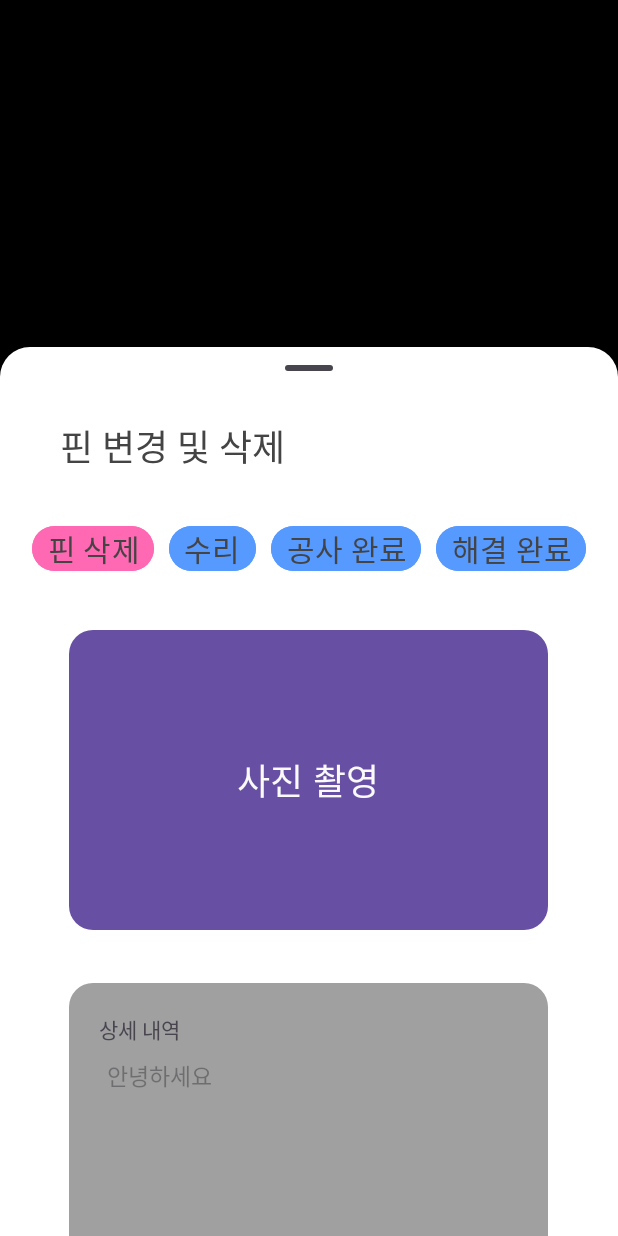
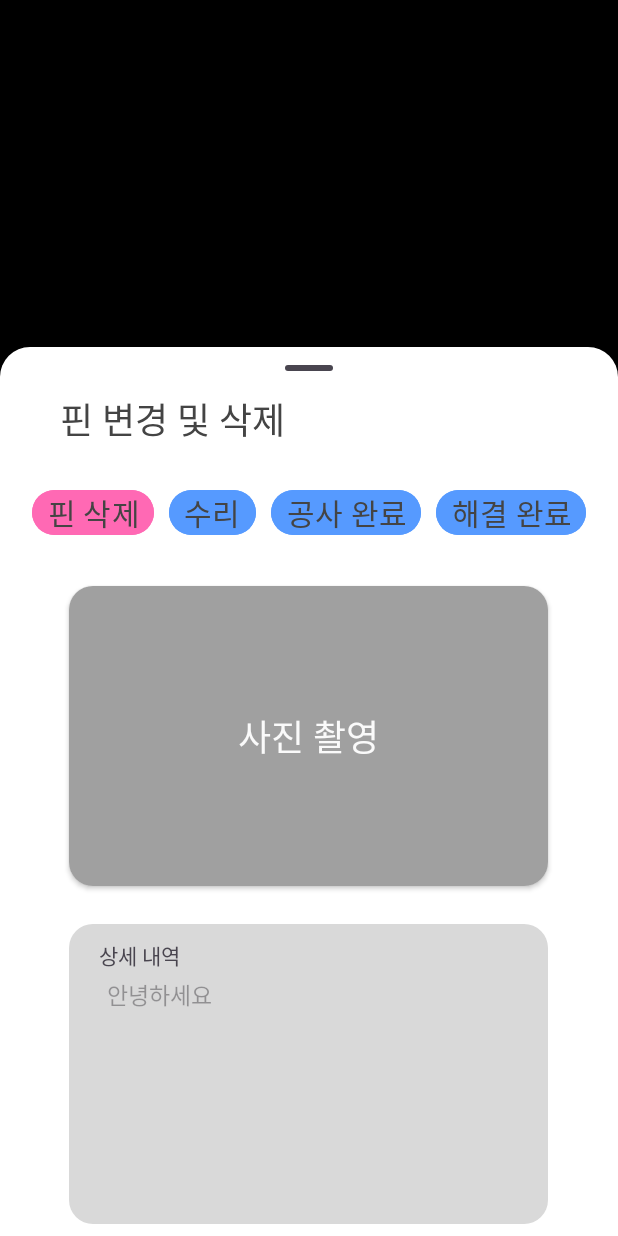
Before and after one commit to TeamFixxu/MyApplication, an Android app: the pin_inflater screen opened directly, with no data from a screen before it, on a phone screen of 412 x 824 dp. Run offline under Robolectric (Android 15) with nearby library versions, the phone set to English and light mode, and no system bars.

Commit message:
Revert "Second commit after modification"
This reverts commit 7dd3ada8

```diff
--- a/app/src/main/java/com/example/myapplication/MainActivity.java
+++ b/app/src/main/java/com/example/myapplication/MainActivity.java
@@ -8,17 +8,13 @@ import androidx.core.graphics.Insets;
 import androidx.core.view.ViewCompat;
 import androidx.core.view.WindowInsetsCompat;
 
+import com.example.myapplication.databinding.ActivityPinInflaterBinding;
+
 public class MainActivity extends AppCompatActivity {
 
     @Override
     protected void onCreate(Bundle savedInstanceState) {
         super.onCreate(savedInstanceState);
-        EdgeToEdge.enable(this);
-        setContentView(R.layout.activity_main);
-        ViewCompat.setOnApplyWindowInsetsListener(findViewById(R.id.main), (v, insets) -> {
-            Insets systemBars = insets.getInsets(WindowInsetsCompat.Type.systemBars());
-            v.setPadding(systemBars.left, systemBars.top, systemBars.right, systemBars.bottom);
-            return insets;
-        });
+
     }
 }
--- a/app/src/main/res/drawable/round_button.xml
+++ b/app/src/main/res/drawable/round_button.xml
@@ -1,5 +1,5 @@
 <?xml version="1.0" encoding="utf-8"?>
 <shape xmlns:android="http://schemas.android.com/apk/res/android">
-    <solid android:color="#A0A0A0" /> <!-- 배경색 지정 -->
+    <solid android:color="#D9D9D9" /> <!-- 배경색 지정 -->
     <corners android:radius="16dp" /> <!-- 둥근 모서리 설정 -->
 </shape>
--- a/app/src/main/res/layout/activity_pin_inflater.xml
+++ b/app/src/main/res/layout/activity_pin_inflater.xml
@@ -10,28 +10,32 @@
     <LinearLayout
         android:id="@+id/bottom_sheet"
         android:layout_width="match_parent"
-        android:layout_height="wrap_content"
+        android:layout_height="match_parent"
         android:orientation="vertical"
         android:background="@drawable/round_backgruond"
         app:layout_behavior="com.google.android.material.bottomsheet.BottomSheetBehavior"
-        app:behavior_hideable="true">
+        app:behavior_hideable="false">
 
         <!-- 드래그 핸들 -->
+        <FrameLayout
+            android:layout_width="match_parent"
+            android:layout_height="wrap_content">
             <com.google.android.material.bottomsheet.BottomSheetDragHandleView
                 android:id="@+id/drag_handle_info"
                 android:layout_width="match_parent"
-            android:layout_height="wrap_content"/>
+                android:layout_height="wrap_content" />
 
             <TextView
                 android:layout_width="wrap_content"
                 android:layout_height="wrap_content"
                 android:layout_marginLeft="40dp"
+                android:layout_marginTop="30dp"
                 android:text="핀 변경 및 삭제"
                 android:textSize="24sp"
                 android:textColor="#444444"
                 android:lineHeight="28.64dp"
                 android:fontFamily="@font/pretendard_extrabold"/>
-
+        </FrameLayout>
         <!-- 버튼 레이아웃 -->
         <LinearLayout
             android:id="@+id/linear_layout"
@@ -39,7 +43,7 @@
             android:layout_height="wrap_content"
             android:orientation="horizontal"
             android:layout_gravity="center_horizontal"
-            android:layout_marginTop="31dp">
+            android:layout_marginTop="25dp">
             <!-- 버튼들 -->
 
             <!-- 버튼들 -->
@@ -104,12 +108,12 @@
         <!-- 상세 내용 -->
         <Button
             android:id="@+id/image"
+            style="@style/CustomButtonStyle"
             android:layout_width="319dp"
             android:layout_height="200dp"
             android:layout_gravity="center_horizontal"
-            android:layout_marginTop="35dp"
+            android:layout_marginTop="30dp"
             android:background="@drawable/round_button"
-            android:backgroundTint="#2B2D30"
             android:fontFamily="@font/pretendard_extrabold"
             android:text="사진 촬영"
             android:textColor="#FAFAFA"
@@ -127,9 +131,9 @@
                 android:layout_width="319dp"
                 android:layout_height="200dp"
                 android:layout_gravity="center_horizontal"
-                android:layout_marginTop="35dp"
+                android:layout_marginTop="25dp"
                 android:paddingLeft="25dp"
-                android:paddingTop="50dp"
+                android:paddingTop="35dp"
                 android:background="@drawable/round_button"
                 android:fontFamily="@font/pretendard_medium"
                 android:textSize="15sp"/>
@@ -139,7 +143,7 @@
                 android:layout_width="wrap_content"
                 android:layout_height="wrap_content"
                 android:text="상세 내역"
-                android:layout_marginTop="55dp"
+                android:layout_marginTop="35dp"
                 android:layout_marginLeft="20dp"
                 android:fontFamily="@font/pretendard_extrabold"
                 android:visibility="visible"/>
@@ -153,7 +157,7 @@
             android:layout_width="339dp"
             android:layout_height="38dp"
             android:layout_gravity="center_horizontal"
-            android:layout_marginTop="50dp"
+            android:layout_marginTop="20dp"
             android:backgroundTint="#2858FF"
             android:fontFamily="@font/pretendard_extrabold"/>
     </LinearLayout>
--- a/app/src/main/res/values/styles.xml
+++ b/app/src/main/res/values/styles.xml
@@ -4,6 +4,9 @@
     <!-- styles.xml -->
     <style name="fixxu">
         <item name="android:textSize">56sp</item>
-        <item name="android:textColor">#2858FF</item>
+        <item name="android:textColor">#A0A0A0</item>
+    </style>
+    <style name="CustomButtonStyle" parent="Widget.AppCompat.Button">
+        <item name="backgroundTint">#A0A0A0</item>
     </style>
 </resources>
```
Lines whose indentation alone changed are shown as unchanged.
